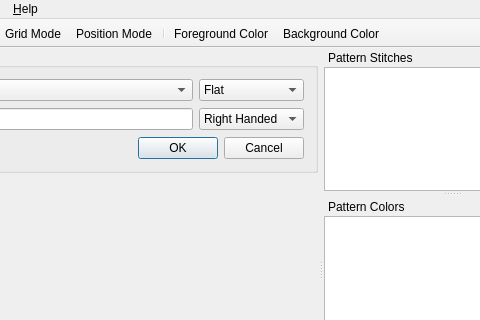
Old version of the form src/mainwindow.ui in the repository iPenguin/CrochetCharts; both pictures show x 314 to 794 and y 0 to 320 of the 894 by 511 pixel window.
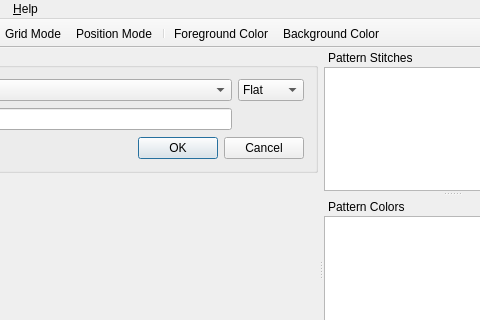
New version of the form. Icons and pictures are not drawn.

Commit message: Remove Right vs left handed charts.

Patch:
```diff
--- a/src/mainwindow.ui
+++ b/src/mainwindow.ui
@@ -148,20 +148,6 @@
          </property>
         </widget>
        </item>
-       <item row="1" column="4">
-        <widget class="QComboBox" name="handedness">
-         <item>
-          <property name="text">
-           <string>Right Handed</string>
-          </property>
-         </item>
-         <item>
-          <property name="text">
-           <string>Left Handed</string>
-          </property>
-         </item>
-        </widget>
-       </item>
        <item row="2" column="0" colspan="5">
         <widget class="QDialogButtonBox" name="newDocBttnBox">
          <property name="orientation">
```
The commit also changes 3 other files.
